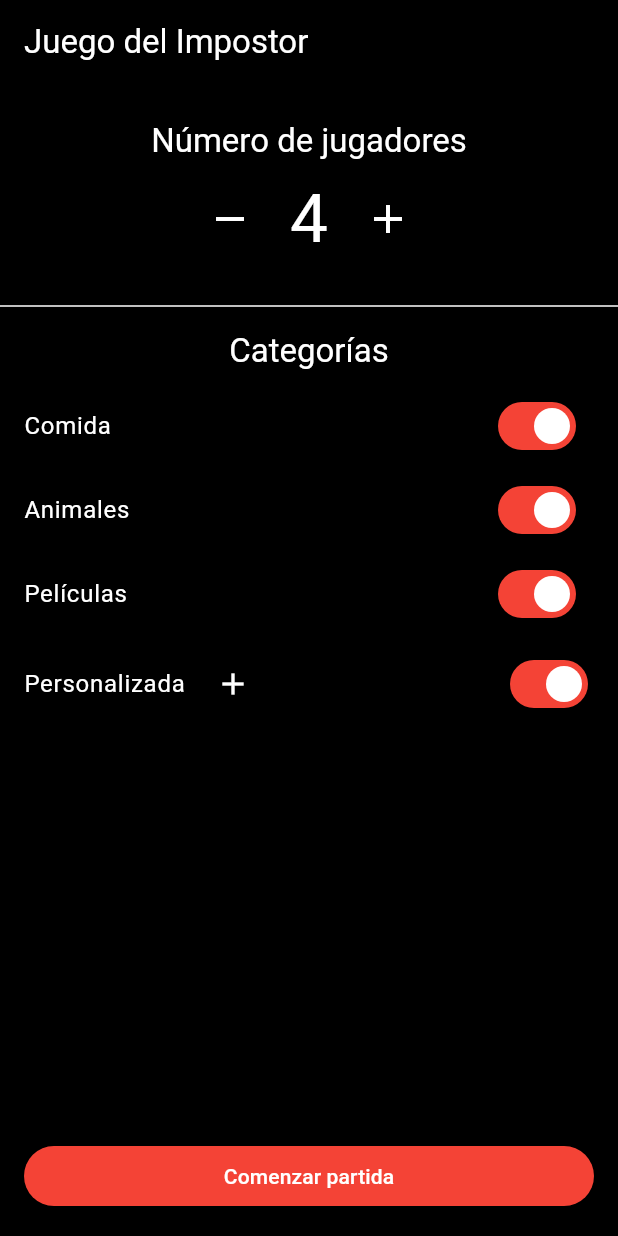
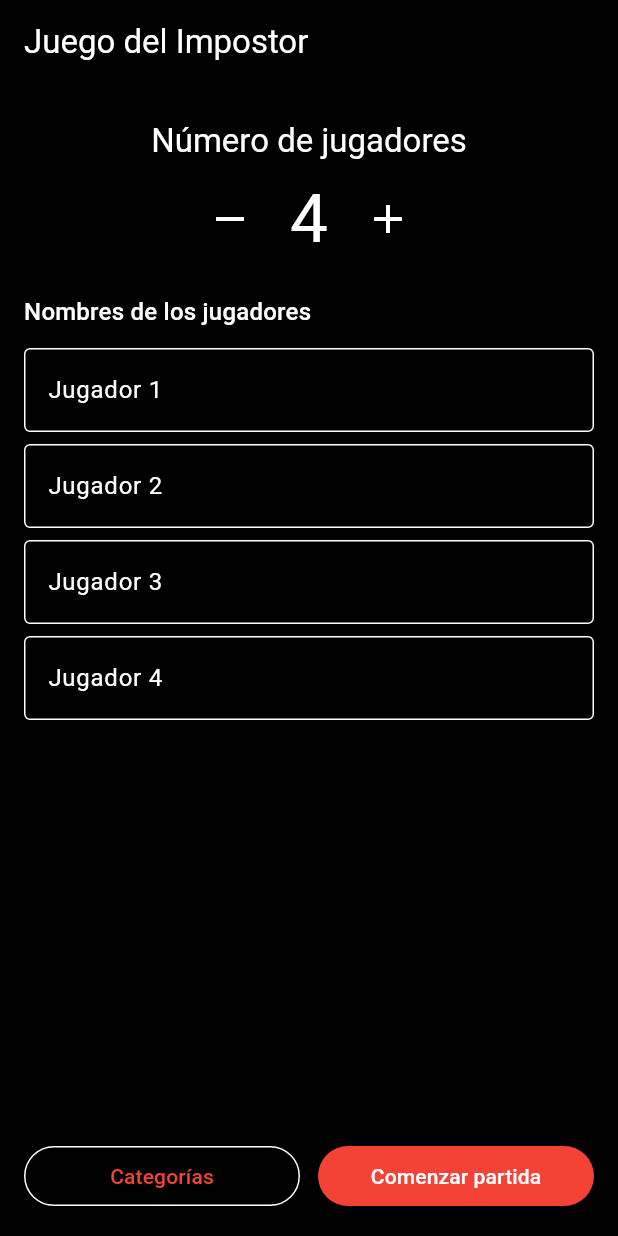
Before and after one commit to Drakko99/juego_impostor, a Flutter app: the screen it shows after launch, on a phone screen of 412 x 824 dp. Run offline on Flutter 3.47's test engine with Material 3 defaults, Android fonts, the phone set to English and light mode, and no system bars; our stand-ins replace sqflite; accounts and stored records are empty.

Commit message:
feat: permite añadir nombres a los jugadores

```diff
--- a/lib/screens/home_screen.dart
+++ b/lib/screens/home_screen.dart
@@ -1,9 +1,8 @@
 import 'package:flutter/material.dart';
 
 import '../repositories/game_repository.dart';
-import '../models/category.dart';
 import 'game_screen.dart';
-import 'custom_words_screen.dart';
+import 'categories_screen.dart';
 
 class HomeScreen extends StatefulWidget {
   const HomeScreen({super.key});
@@ -14,61 +13,36 @@ class HomeScreen extends StatefulWidget {
 
 class _HomeScreenState extends State<HomeScreen> {
   final GameRepository _repo = GameRepository();
-  List<Category> _categories = [];
-  bool _loading = true;
 
-  int _playerCount = 4; // número de jugadores (3–12)
+  int _playerCount = 4; // mínimo 3, máximo 12
+  final List<TextEditingController> _nameControllers = [];
 
   @override
   void initState() {
     super.initState();
-    _loadCategories();
+    _initNameControllers();
   }
 
-  Future<void> _loadCategories() async {
-    final cats = await _repo.getCategories();
-    setState(() {
-      _categories = cats;
-      _loading = false;
-    });
+  void _initNameControllers() {
+    _nameControllers.clear();
+    for (int i = 0; i < _playerCount; i++) {
+      _nameControllers.add(TextEditingController());
+    }
   }
 
-  Future<void> _toggleCategory(Category cat, bool value) async {
-    await _repo.updateCategoryEnabled(cat.id!, value);
-    await _loadCategories();
+  @override
+  void dispose() {
+    for (final c in _nameControllers) {
+      c.dispose();
     }
-
-  void _startGame() {
-    if (_categories.where((c) => c.enabled).isEmpty) {
-      ScaffoldMessenger.of(context).showSnackBar(
-        const SnackBar(
-          content: Text('Activa al menos una categoría.'),
-        ),
-      );
-      return;
-    }
-
-    Navigator.of(context).push(
-      MaterialPageRoute(
-        builder: (_) => GameScreen(playerCount: _playerCount),
-      ),
-    );
-  }
-
-  void _openCustomWords() {
-    Navigator.of(context)
-        .push(
-          MaterialPageRoute(
-            builder: (_) => const CustomWordsScreen(),
-          ),
-        )
-        .then((_) => _loadCategories());
+    super.dispose();
   }
 
   void _increasePlayers() {
     setState(() {
       if (_playerCount < 12) {
         _playerCount++;
+        _nameControllers.add(TextEditingController());
       }
     });
   }
@@ -77,8 +51,51 @@ class _HomeScreenState extends State<HomeScreen> {
     setState(() {
       if (_playerCount > 3) {
         _playerCount--;
+        final removed = _nameControllers.removeLast();
+        removed.dispose();
       }
     });
+  }
+
+  void _openCategories() {
+    Navigator.of(context).push(
+      MaterialPageRoute(
+        builder: (_) => const CategoriesScreen(),
+      ),
+    );
+  }
+
+  Future<void> _startGame() async {
+    final categories = await _repo.getCategories();
+    final hasEnabled = categories.any((c) => c.enabled);
+
+    if (!hasEnabled) {
+      if (mounted) {
+        ScaffoldMessenger.of(context).showSnackBar(
+          const SnackBar(
+            content: Text('Activa al menos una categoría antes de jugar.'),
+          ),
+        );
+      }
+      return;
+    }
+
+    final List<String> playerNames = [];
+    for (int i = 0; i < _playerCount; i++) {
+      final text = _nameControllers[i].text.trim();
+      if (text.isEmpty) {
+        playerNames.add('Jugador ${i + 1}');
+      } else {
+        playerNames.add(text);
+      }
+    }
+
+    if (!mounted) return;
+    Navigator.of(context).push(
+      MaterialPageRoute(
+        builder: (_) => GameScreen(playerNames: playerNames),
+      ),
+    );
   }
 
   @override
@@ -86,18 +103,17 @@ class _HomeScreenState extends State<HomeScreen> {
     return Scaffold(
       appBar: AppBar(
         title: const Text('Juego del Impostor'),
-        // Ya no hay icono de editar aquí, el botón va junto a "Personalizada"
       ),
-      body: _loading
-          ? const Center(child: CircularProgressIndicator())
-          : Column(
+      body: Padding(
+        padding: const EdgeInsets.all(16),
+        child: Column(
+          crossAxisAlignment: CrossAxisAlignment.stretch,
           children: [
-                const SizedBox(height: 24),
-
-                // 🔢 Selector de número de jugadores (grande + botones +/-)
+            const SizedBox(height: 8),
             Text(
               'Número de jugadores',
               style: Theme.of(context).textTheme.titleLarge,
+              textAlign: TextAlign.center,
             ),
             const SizedBox(height: 12),
             Row(
@@ -121,80 +137,49 @@ class _HomeScreenState extends State<HomeScreen> {
                 ),
               ],
             ),
-
             const SizedBox(height: 24),
-                const Divider(),
-
-                Padding(
-                  padding: const EdgeInsets.all(8.0),
-                  child: Text(
-                    'Categorías',
-                    style: Theme.of(context).textTheme.titleLarge,
+            Text(
+              'Nombres de los jugadores',
+              style: Theme.of(context).textTheme.titleMedium,
+            ),
+            const SizedBox(height: 8),
+            Expanded(
+              child: ListView.builder(
+                itemCount: _playerCount,
+                itemBuilder: (context, index) {
+                  return Padding(
+                    padding: const EdgeInsets.symmetric(vertical: 4.0),
+                    child: TextField(
+                      controller: _nameControllers[index],
+                      decoration: InputDecoration(
+                        labelText: 'Jugador ${index + 1}',
+                        border: const OutlineInputBorder(),
                       ),
                     ),
-
-                // Lista de categorías
-                Expanded(
-                  child: ListView.builder(
-                    itemCount: _categories.length,
-                    itemBuilder: (context, index) {
-                      final c = _categories[index];
-
-                      // Categorías normales
-                      if (!c.isCustom) {
-                        return SwitchListTile(
-                          title: Text(c.name),
-                          value: c.enabled,
-                          onChanged: (val) => _toggleCategory(c, val),
-                        );
-                      }
-
-                      // Categoría personalizada
-                      return ListTile(
-                        title: Row(
-                          children: [
-                            // Texto "Personalizada"
-                            Text(c.name),
-
-                            const SizedBox(width: 8),
-
-                            // Botón "+" junto al texto
-                            IconButton(
-                              icon: const Icon(Icons.add),
-                              tooltip: 'Añadir palabras personalizadas',
-                              onPressed: _openCustomWords,
-                              padding: EdgeInsets.zero,
-                              constraints: const BoxConstraints(), // para que no ocupe demasiado
-                            ),
-
-                            const Spacer(),
-
-                            // Switch a la derecha, como en el resto de categorías
-                            Switch(
-                              value: c.enabled,
-                              onChanged: (val) => _toggleCategory(c, val),
-                            ),
-                          ],
-                        ),
-                        // Opcional: para que la tile sea un poco más compacta
-                        contentPadding: const EdgeInsets.symmetric(horizontal: 16.0),
                   );
                 },
               ),
             ),
-
-                // Botón para empezar partida
-                Padding(
-                  padding: const EdgeInsets.all(16),
-                  child: SizedBox(
-                    width: double.infinity,
+            const SizedBox(height: 8),
+            Row(
+              children: [
+                Expanded(
+                  child: OutlinedButton(
+                    onPressed: _openCategories,
+                    child: const Text('Categorías'),
+                  ),
+                ),
+                const SizedBox(width: 12),
+                Expanded(
                   child: FilledButton(
                     onPressed: _startGame,
                     child: const Text('Comenzar partida'),
                   ),
                 ),
+              ],
             ),
           ],
+        ),
       ),
     );
   }
```
Also changed, not shown: lib/screens/categories_screen.dart (added, +99 -0 lines), lib/screens/game_screen.dart (+21 -25 lines). Lines whose indentation alone changed are shown as unchanged.
